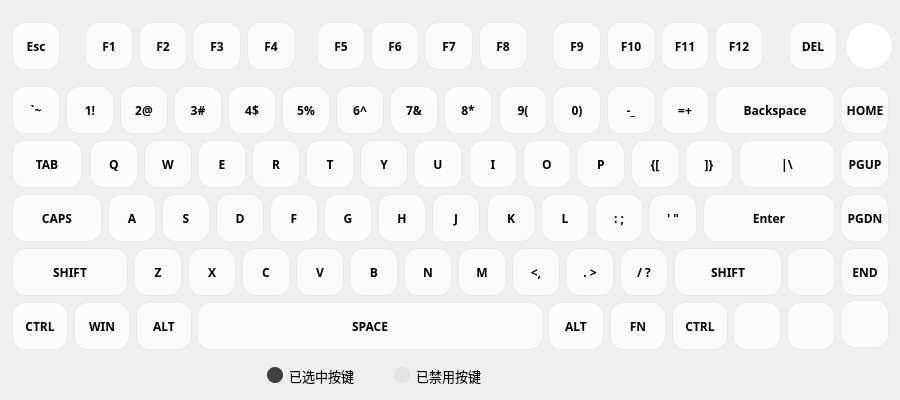
wlffeng2008/AKKOStdio, file Module/ModuleKeyboard.ui: the form before one commit.
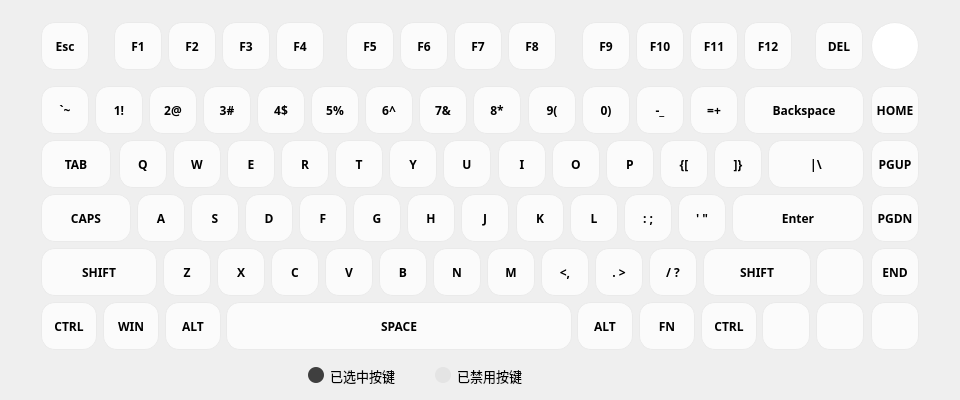
The form after the commit. Icons and pictures are not drawn.

```diff
--- a/Module/ModuleKeyboard.ui
+++ b/Module/ModuleKeyboard.ui
@@ -6,19 +6,19 @@
    <rect>
     <x>0</x>
     <y>0</y>
-    <width>900</width>
+    <width>960</width>
     <height>400</height>
    </rect>
   </property>
   <property name="minimumSize">
    <size>
-    <width>900</width>
+    <width>960</width>
     <height>400</height>
    </size>
   </property>
   <property name="maximumSize">
    <size>
-    <width>900</width>
+    <width>960</width>
     <height>400</height>
    </size>
   </property>
@@ -56,7 +56,7 @@
   <widget class="QFrame" name="frameFlag">
    <property name="geometry">
     <rect>
-     <x>265</x>
+     <x>306</x>
      <y>362</y>
      <width>251</width>
      <height>27</height>
@@ -161,7 +161,7 @@
   <widget class="QPushButton" name="pushButton_0044">
    <property name="geometry">
     <rect>
-     <x>607</x>
+     <x>636</x>
      <y>22</y>
      <width>48</width>
      <height>48</height>
@@ -190,7 +190,7 @@
   <widget class="QPushButton" name="pushButton_E000">
    <property name="geometry">
     <rect>
-     <x>845</x>
+     <x>871</x>
      <y>22</y>
      <width>48</width>
      <height>48</height>
@@ -222,7 +222,7 @@
   <widget class="QPushButton" name="pushButton_0040">
    <property name="geometry">
     <rect>
-     <x>371</x>
+     <x>400</x>
      <y>22</y>
      <width>48</width>
      <height>48</height>
@@ -251,7 +251,7 @@
   <widget class="QPushButton" name="pushButton_0057">
    <property name="geometry">
     <rect>
-     <x>661</x>
+     <x>690</x>
      <y>22</y>
      <width>48</width>
      <height>48</height>
@@ -280,7 +280,7 @@
   <widget class="QPushButton" name="pushButton_0043">
    <property name="geometry">
     <rect>
-     <x>553</x>
+     <x>582</x>
      <y>22</y>
      <width>48</width>
      <height>48</height>
@@ -309,7 +309,7 @@
   <widget class="QPushButton" name="pushButton_003D">
    <property name="geometry">
     <rect>
-     <x>193</x>
+     <x>222</x>
      <y>22</y>
      <width>48</width>
      <height>48</height>
@@ -338,7 +338,7 @@
   <widget class="QPushButton" name="pushButton_0058">
    <property name="geometry">
     <rect>
-     <x>715</x>
+     <x>744</x>
      <y>22</y>
      <width>48</width>
      <height>48</height>
@@ -367,7 +367,7 @@
   <widget class="QPushButton" name="pushButton_003C">
    <property name="geometry">
     <rect>
-     <x>139</x>
+     <x>168</x>
      <y>22</y>
      <width>48</width>
      <height>48</height>
@@ -396,7 +396,7 @@
   <widget class="QPushButton" name="pushButton_0041">
    <property name="geometry">
     <rect>
-     <x>425</x>
+     <x>454</x>
      <y>22</y>
      <width>48</width>
      <height>48</height>
@@ -425,7 +425,7 @@
   <widget class="QPushButton" name="pushButton_003F">
    <property name="geometry">
     <rect>
-     <x>317</x>
+     <x>346</x>
      <y>22</y>
      <width>48</width>
      <height>48</height>
@@ -454,7 +454,7 @@
   <widget class="QPushButton" name="pushButton_003B">
    <property name="geometry">
     <rect>
-     <x>85</x>
+     <x>114</x>
      <y>22</y>
      <width>48</width>
      <height>48</height>
@@ -483,7 +483,7 @@
   <widget class="QPushButton" name="pushButton_003E">
    <property name="geometry">
     <rect>
-     <x>247</x>
+     <x>276</x>
      <y>22</y>
      <width>48</width>
      <height>48</height>
@@ -512,7 +512,7 @@
   <widget class="QPushButton" name="pushButton_0001">
    <property name="geometry">
     <rect>
-     <x>12</x>
+     <x>41</x>
      <y>22</y>
      <width>48</width>
      <height>48</height>
@@ -541,7 +541,7 @@
   <widget class="QPushButton" name="pushButton_E053">
    <property name="geometry">
     <rect>
-     <x>789</x>
+     <x>815</x>
      <y>22</y>
      <width>48</width>
      <height>48</height>
@@ -576,7 +576,7 @@
   <widget class="QPushButton" name="pushButton_0042">
    <property name="geometry">
     <rect>
-     <x>479</x>
+     <x>508</x>
      <y>22</y>
      <width>48</width>
      <height>48</height>
@@ -605,7 +605,7 @@
   <widget class="QPushButton" name="pushButton_0004">
    <property name="geometry">
     <rect>
-     <x>174</x>
+     <x>203</x>
      <y>86</y>
      <width>48</width>
      <height>48</height>
@@ -634,7 +634,7 @@
   <widget class="QPushButton" name="pushButton_0005">
    <property name="geometry">
     <rect>
-     <x>228</x>
+     <x>257</x>
      <y>86</y>
      <width>48</width>
      <height>48</height>
@@ -663,7 +663,7 @@
   <widget class="QPushButton" name="pushButton_0007">
    <property name="geometry">
     <rect>
-     <x>336</x>
+     <x>365</x>
      <y>86</y>
      <width>48</width>
      <height>48</height>
@@ -692,7 +692,7 @@
   <widget class="QPushButton" name="pushButton_0008">
    <property name="geometry">
     <rect>
-     <x>390</x>
+     <x>419</x>
      <y>86</y>
      <width>48</width>
      <height>48</height>
@@ -721,7 +721,7 @@
   <widget class="QPushButton" name="pushButton_0009">
    <property name="geometry">
     <rect>
-     <x>444</x>
+     <x>473</x>
      <y>86</y>
      <width>48</width>
      <height>48</height>
@@ -750,7 +750,7 @@
   <widget class="QPushButton" name="pushButton_000D">
    <property name="geometry">
     <rect>
-     <x>661</x>
+     <x>690</x>
      <y>86</y>
      <width>48</width>
      <height>48</height>
@@ -779,7 +779,7 @@
   <widget class="QPushButton" name="pushButton_000E">
    <property name="geometry">
     <rect>
-     <x>715</x>
+     <x>744</x>
      <y>86</y>
      <width>120</width>
      <height>48</height>
@@ -808,7 +808,7 @@
   <widget class="QPushButton" name="pushButton_000A">
    <property name="geometry">
     <rect>
-     <x>499</x>
+     <x>528</x>
      <y>86</y>
      <width>48</width>
      <height>48</height>
@@ -837,7 +837,7 @@
   <widget class="QPushButton" name="pushButton_0029">
    <property name="geometry">
     <rect>
-     <x>12</x>
+     <x>41</x>
      <y>86</y>
      <width>48</width>
      <height>48</height>
@@ -866,7 +866,7 @@
   <widget class="QPushButton" name="pushButton_0002">
    <property name="geometry">
     <rect>
-     <x>66</x>
+     <x>95</x>
      <y>86</y>
      <width>48</width>
      <height>48</height>
@@ -895,7 +895,7 @@
   <widget class="QPushButton" name="pushButton_0006">
    <property name="geometry">
     <rect>
-     <x>282</x>
+     <x>311</x>
      <y>86</y>
      <width>48</width>
      <height>48</height>
@@ -924,7 +924,7 @@
   <widget class="QPushButton" name="pushButton_000C">
    <property name="geometry">
     <rect>
-     <x>607</x>
+     <x>636</x>
      <y>86</y>
      <width>48</width>
      <height>48</height>
@@ -953,7 +953,7 @@
   <widget class="QPushButton" name="pushButton_E047">
    <property name="geometry">
     <rect>
-     <x>841</x>
+     <x>871</x>
      <y>86</y>
      <width>48</width>
      <height>48</height>
@@ -982,7 +982,7 @@
   <widget class="QPushButton" name="pushButton_000B">
    <property name="geometry">
     <rect>
-     <x>553</x>
+     <x>582</x>
      <y>86</y>
      <width>48</width>
      <height>48</height>
@@ -1011,7 +1011,7 @@
   <widget class="QPushButton" name="pushButton_0003">
    <property name="geometry">
     <rect>
-     <x>120</x>
+     <x>149</x>
      <y>86</y>
      <width>48</width>
      <height>48</height>
@@ -1040,7 +1040,7 @@
   <widget class="QPushButton" name="pushButton_0013">
    <property name="geometry">
     <rect>
-     <x>252</x>
+     <x>281</x>
      <y>140</y>
      <width>48</width>
      <height>48</height>
@@ -1069,7 +1069,7 @@
   <widget class="QPushButton" name="pushButton_0011">
    <property name="geometry">
     <rect>
-     <x>144</x>
+     <x>173</x>
      <y>140</y>
      <width>48</width>
      <height>48</height>
@@ -1098,7 +1098,7 @@
   <widget class="QPushButton" name="pushButton_0014">
    <property name="geometry">
     <rect>
-     <x>306</x>
+     <x>335</x>
      <y>140</y>
      <width>48</width>
      <height>48</height>
@@ -1127,7 +1127,7 @@
   <widget class="QPushButton" name="pushButton_002B">
    <property name="geometry">
     <rect>
-     <x>739</x>
+     <x>768</x>
      <y>140</y>
      <width>96</width>
      <height>48</height>
@@ -1156,7 +1156,7 @@
   <widget class="QPushButton" name="pushButton_E049">
    <property name="geometry">
     <rect>
-     <x>841</x>
+     <x>871</x>
      <y>140</y>
      <width>48</width>
      <height>48</height>
@@ -1185,7 +1185,7 @@
   <widget class="QPushButton" name="pushButton_0010">
    <property name="geometry">
     <rect>
-     <x>90</x>
+     <x>119</x>
      <y>140</y>
      <width>48</width>
      <height>48</height>
@@ -1214,7 +1214,7 @@
   <widget class="QPushButton" name="pushButton_0015">
    <property name="geometry">
     <rect>
-     <x>360</x>
+     <x>389</x>
      <y>140</y>
      <width>48</width>
      <height>48</height>
@@ -1243,7 +1243,7 @@
   <widget class="QPushButton" name="pushButton_001B">
    <property name="geometry">
     <rect>
-     <x>685</x>
+     <x>714</x>
      <y>140</y>
      <width>48</width>
      <height>48</height>
@@ -1272,7 +1272,7 @@
   <widget class="QPushButton" name="pushButton_0016">
    <property name="geometry">
     <rect>
-     <x>414</x>
+     <x>443</x>
      <y>140</y>
      <width>48</width>
      <height>48</height>
@@ -1301,7 +1301,7 @@
   <widget class="QPushButton" name="pushButton_0019">
    <property name="geometry">
     <rect>
-     <x>577</x>
+     <x>606</x>
      <y>140</y>
      <width>48</width>
      <height>48</height>
@@ -1330,7 +1330,7 @@
   <widget class="QPushButton" name="pushButton_001A">
    <property name="geometry">
     <rect>
-     <x>631</x>
+     <x>660</x>
      <y>140</y>
      <width>48</width>
      <height>48</height>
@@ -1359,7 +1359,7 @@
   <widget class="QPushButton" name="pushButton_0018">
    <property name="geometry">
     <rect>
-     <x>523</x>
+     <x>552</x>
      <y>140</y>
      <width>48</width>
      <height>48</height>
@@ -1388,7 +1388,7 @@
   <widget class="QPushButton" name="pushButton_0017">
    <property name="geometry">
     <rect>
-     <x>469</x>
+     <x>498</x>
      <y>140</y>
      <width>48</width>
      <height>48</height>
@@ -1417,7 +1417,7 @@
   <widget class="QPushButton" name="pushButton_0012">
    <property name="geometry">
     <rect>
-     <x>198</x>
+     <x>227</x>
      <y>140</y>
      <width>48</width>
      <height>48</height>
@@ -1446,7 +1446,7 @@
   <widget class="QPushButton" name="pushButton_000F">
    <property name="geometry">
     <rect>
-     <x>12</x>
+     <x>41</x>
      <y>140</y>
      <width>70</width>
      <height>48</height>
@@ -1475,7 +1475,7 @@
   <widget class="QPushButton" name="pushButton_0026">
    <property name="geometry">
     <rect>
-     <x>541</x>
+     <x>570</x>
      <y>194</y>
      <width>48</width>
      <height>48</height>
@@ -1504,7 +1504,7 @@
   <widget class="QPushButton" name="pushButton_0024">
    <property name="geometry">
     <rect>
-     <x>432</x>
+     <x>461</x>
      <y>194</y>
      <width>48</width>
      <height>48</height>
@@ -1533,7 +1533,7 @@
   <widget class="QPushButton" name="pushButton_001E">
    <property name="geometry">
     <rect>
-     <x>108</x>
+     <x>137</x>
      <y>194</y>
      <width>48</width>
      <height>48</height>
@@ -1562,7 +1562,7 @@
   <widget class="QPushButton" name="pushButton_0022">
    <property name="geometry">
     <rect>
-     <x>324</x>
+     <x>353</x>
      <y>194</y>
      <width>48</width>
      <height>48</height>
@@ -1591,7 +1591,7 @@
   <widget class="QPushButton" name="pushButton_0027">
    <property name="geometry">
     <rect>
-     <x>595</x>
+     <x>624</x>
      <y>194</y>
      <width>48</width>
      <height>48</height>
@@ -1620,7 +1620,7 @@
   <widget class="QPushButton" name="pushButton_0020">
    <property name="geometry">
     <rect>
-     <x>216</x>
+     <x>245</x>
      <y>194</y>
      <width>48</width>
      <height>48</height>
@@ -1649,7 +1649,7 @@
   <widget class="QPushButton" name="pushButton_001C">
    <property name="geometry">
     <rect>
-     <x>703</x>
+     <x>732</x>
      <y>194</y>
      <width>132</width>
      <height>48</height>
@@ -1678,7 +1678,7 @@
   <widget class="QPushButton" name="pushButton_0028">
    <property name="geometry">
     <rect>
-     <x>649</x>
+     <x>678</x>
      <y>194</y>
      <width>48</width>
      <height>48</height>
@@ -1707,7 +1707,7 @@
   <widget class="QPushButton" name="pushButton_003A">
    <property name="geometry">
     <rect>
-     <x>12</x>
+     <x>41</x>
      <y>194</y>
      <width>90</width>
      <height>48</height>
@@ -1736,7 +1736,7 @@
   <widget class="QPushButton" name="pushButton_0021">
    <property name="geometry">
     <rect>
-     <x>270</x>
+     <x>299</x>
      <y>194</y>
      <width>48</width>
      <height>48</height>
@@ -1765,7 +1765,7 @@
   <widget class="QPushButton" name="pushButton_0023">
    <property name="geometry">
     <rect>
-     <x>378</x>
+     <x>407</x>
      <y>194</y>
      <width>48</width>
      <height>48</height>
@@ -1794,7 +1794,7 @@
   <widget class="QPushButton" name="pushButton_001F">
    <property name="geometry">
     <rect>
-     <x>162</x>
+     <x>191</x>
      <y>194</y>
      <width>48</width>
      <height>48</height>
@@ -1823,7 +1823,7 @@
   <widget class="QPushButton" name="pushButton_0025">
    <property name="geometry">
     <rect>
-     <x>487</x>
+     <x>516</x>
      <y>194</y>
      <width>48</width>
      <height>48</height>
@@ -1852,7 +1852,7 @@
   <widget class="QPushButton" name="pushButton_E051">
    <property name="geometry">
     <rect>
-     <x>841</x>
+     <x>871</x>
      <y>194</y>
      <width>48</width>
      <height>48</height>
@@ -1881,7 +1881,7 @@
   <widget class="QPushButton" name="pushButton_002E">
    <property name="geometry">
     <rect>
-     <x>242</x>
+     <x>271</x>
      <y>248</y>
      <width>48</width>
      <height>48</height>
@@ -1910,7 +1910,7 @@
   <widget class="QPushButton" name="pushButton_0030">
    <property name="geometry">
     <rect>
-     <x>350</x>
+     <x>379</x>
      <y>248</y>
      <width>48</width>
      <height>48</height>
@@ -1939,7 +1939,7 @@
   <widget class="QPushButton" name="pushButton_0034">
    <property name="geometry">
     <rect>
-     <x>566</x>
+     <x>595</x>
      <y>248</y>
      <width>48</width>
      <height>48</height>
@@ -1968,7 +1968,7 @@
   <widget class="QPushButton" name="pushButton_002C">
    <property name="geometry">
     <rect>
-     <x>134</x>
+     <x>163</x>
      <y>248</y>
      <width>48</width>
      <height>48</height>
@@ -1997,7 +1997,7 @@
   <widget class="QPushButton" name="pushButton_E048">
    <property name="geometry">
     <rect>
-     <x>787</x>
+     <x>816</x>
      <y>248</y>
      <width>48</width>
      <height>48</height>
@@ -2036,7 +2036,7 @@
   <widget class="QPushButton" name="pushButton_0036">
    <property name="geometry">
     <rect>
-     <x>674</x>
+     <x>703</x>
      <y>248</y>
      <width>108</width>
      <height>48</height>
@@ -2044,7 +2044,7 @@
    </property>
    <property name="minimumSize">
     <size>
-     <width>108</width>
+     <width>48</width>
      <height>48</height>
     </size>
    </property>
@@ -2071,7 +2071,7 @@
   <widget class="QPushButton" name="pushButton_E04F">
    <property name="geometry">
     <rect>
-     <x>841</x>
+     <x>871</x>
      <y>248</y>
      <width>48</width>
      <height>48</height>
@@ -2100,7 +2100,7 @@
   <widget class="QPushButton" name="pushButton_0033">
    <property name="geometry">
     <rect>
-     <x>512</x>
+     <x>541</x>
      <y>248</y>
      <width>48</width>
      <height>48</height>
@@ -2129,7 +2129,7 @@
   <widget class="QPushButton" name="pushButton_0031">
    <property name="geometry">
     <rect>
-     <x>404</x>
+     <x>433</x>
      <y>248</y>
      <width>48</width>
      <height>48</height>
@@ -2158,7 +2158,7 @@
   <widget class="QPushButton" name="pushButton_0035">
    <property name="geometry">
     <rect>
-     <x>620</x>
+     <x>649</x>
      <y>248</y>
      <width>48</width>
      <height>48</height>
@@ -2187,7 +2187,7 @@
   <widget class="QPushButton" name="pushButton_002D">
    <property name="geometry">
     <rect>
-     <x>188</x>
+     <x>217</x>
      <y>248</y>
      <width>48</width>
      <height>48</height>
@@ -2216,7 +2216,7 @@
   <widget class="QPushButton" name="pushButton_0032">
    <property name="geometry">
     <rect>
-     <x>458</x>
+     <x>487</x>
      <y>248</y>
      <width>48</width>
      <height>48</height>
@@ -2245,7 +2245,7 @@
   <widget class="QPushButton" name="pushButton_002F">
    <property name="geometry">
     <rect>
-     <x>296</x>
+     <x>325</x>
      <y>248</y>
      <width>48</width>
      <height>48</height>
@@ -2274,7 +2274,7 @@
   <widget class="QPushButton" name="pushButton_002A">
    <property name="geometry">
     <rect>
-     <x>12</x>
+     <x>41</x>
      <y>248</y>
      <width>116</width>
      <height>48</height>
@@ -2303,8 +2303,8 @@
   <widget class="QPushButton" name="pushButton_E04D">
    <property name="geometry">
     <rect>
-     <x>841</x>
-     <y>300</y>
+     <x>871</x>
+     <y>302</y>
      <width>48</width>
      <height>48</height>
     </rect>
@@ -2342,7 +2342,7 @@
   <widget class="QPushButton" name="pushButton_0081">
    <property name="geometry">
     <rect>
-     <x>610</x>
+     <x>639</x>
      <y>302</y>
      <width>56</width>
      <height>48</height>
@@ -2371,7 +2371,7 @@
   <widget class="QPushButton" name="pushButton_0038">
    <property name="geometry">
     <rect>
-     <x>136</x>
+     <x>165</x>
      <y>302</y>
      <width>56</width>
      <height>48</height>
@@ -2400,7 +2400,7 @@
   <widget class="QPushButton" name="pushButton_E01D">
    <property name="geometry">
     <rect>
-     <x>672</x>
+     <x>701</x>
      <y>302</y>
      <width>56</width>
      <height>48</height>
@@ -2429,7 +2429,7 @@
   <widget class="QPushButton" name="pushButton_001D">
    <property name="geometry">
     <rect>
-     <x>12</x>
+     <x>41</x>
      <y>302</y>
      <width>56</width>
      <height>48</height>
@@ -2458,7 +2458,7 @@
   <widget class="QPushButton" name="pushButton_E05B">
    <property name="geometry">
     <rect>
-     <x>74</x>
+     <x>103</x>
      <y>302</y>
      <width>56</width>
      <height>48</height>
@@ -2487,7 +2487,7 @@
   <widget class="QPushButton" name="pushButton_E038">
    <property name="geometry">
     <rect>
-     <x>548</x>
+     <x>577</x>
      <y>302</y>
      <width>56</width>
      <height>48</height>
@@ -2516,7 +2516,7 @@
   <widget class="QPushButton" name="pushButton_0039">
    <property name="geometry">
     <rect>
-     <x>197</x>
+     <x>226</x>
      <y>302</y>
      <width>346</width>
      <height>48</height>
@@ -2545,7 +2545,7 @@
   <widget class="QPushButton" name="pushButton_E04B">
    <property name="geometry">
     <rect>
-     <x>733</x>
+     <x>762</x>
      <y>302</y>
      <width>48</width>
      <height>48</height>
@@ -2584,7 +2584,7 @@
   <widget class="QPushButton" name="pushButton_E050">
    <property name="geometry">
     <rect>
-     <x>787</x>
+     <x>816</x>
      <y>302</y>
      <width>48</width>
      <height>48</height>
```
Left out of the diff: 3 changed lines with no effect on the pictures.
